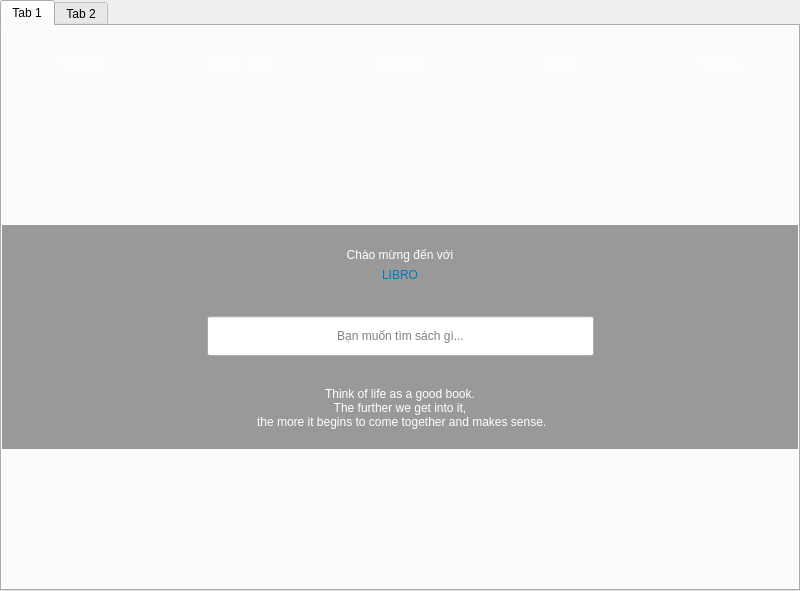
Qt form mainwindow.ui (duydvu/Library) before a commit.
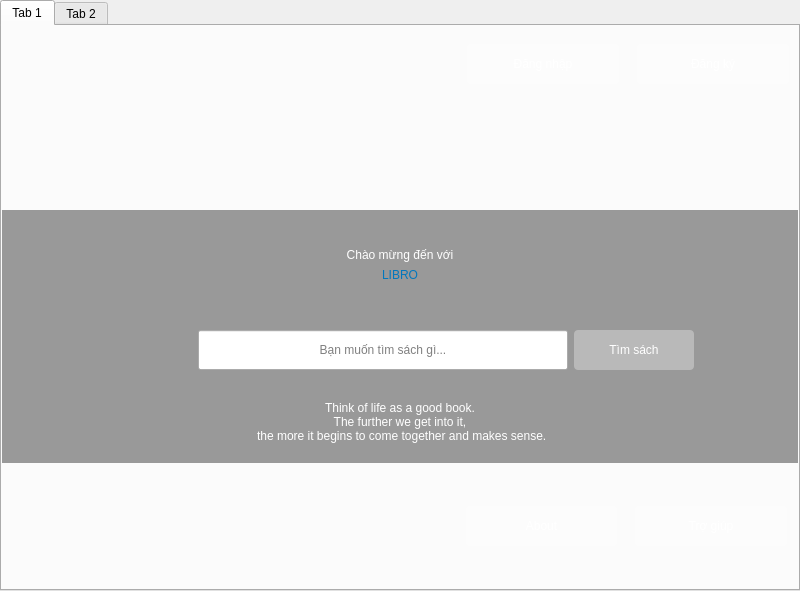
The same form after that commit. Icons and pictures are not drawn.

```diff
--- a/mainwindow.ui
+++ b/mainwindow.ui
@@ -82,7 +82,7 @@
        <attribute name="title">
         <string>Tab 1</string>
        </attribute>
-       <layout class="QVBoxLayout" name="verticalLayout_3" stretch="1,4,4,4">
+       <layout class="QVBoxLayout" name="verticalLayout_3" stretch="1,2,4,2">
         <property name="spacing">
          <number>0</number>
         </property>
@@ -99,7 +99,7 @@
          <number>0</number>
         </property>
         <item>
-         <layout class="QHBoxLayout" name="horizontalLayout_3">
+         <layout class="QHBoxLayout" name="horizontalLayout_3" stretch="3,1,1">
           <property name="spacing">
            <number>18</number>
           </property>
@@ -116,35 +116,17 @@
            <number>9</number>
           </property>
           <item>
-           <widget class="QPushButton" name="Search">
-            <property name="cursor">
-             <cursorShape>PointingHandCursor</cursorShape>
+           <spacer name="horizontalSpacer_4">
+            <property name="orientation">
+             <enum>Qt::Horizontal</enum>
             </property>
-            <property name="styleSheet">
-             <string notr="true">QPushButton 
-{
-	height: 40px;
-	width: 120px;
-	border-radius: 4px;
-	border: none;
-	font: 15pt &quot;Myriad Pro Cond&quot;;
-	background: rgba(255,255,255,80);
-	color: #fff;
-	outline: none;
-}
-QPushButton:hover 
-{
-	background: rgba(227,242,253,80);
-}
-#Search:pressed 
-{
-	padding-top: 2px;
-}</string>
+            <property name="sizeHint" stdset="0">
+             <size>
+              <width>40</width>
+              <height>20</height>
+             </size>
             </property>
-            <property name="text">
-             <string>Tìm sách</string>
-            </property>
-           </widget>
+           </spacer>
           </item>
           <item>
            <widget class="QPushButton" name="SignInButton">
@@ -208,68 +190,6 @@
             </property>
            </widget>
           </item>
-          <item>
-           <widget class="QPushButton" name="About">
-            <property name="cursor">
-             <cursorShape>PointingHandCursor</cursorShape>
-            </property>
-            <property name="styleSheet">
-             <string notr="true">QPushButton 
-{
-	height: 40px;
-	width: 120px;
-	border-radius: 4px;
-	border: none;
-	font: 15pt &quot;Myriad Pro Cond&quot;;
-	background: rgba(255,255,255,80);
-	color: #fff;
-	outline: none;
-}
-QPushButton:hover 
-{
-	background: rgba(227,242,253,80);
-}
-#Search:pressed 
-{
-	padding-top: 2px;
-}</string>
-            </property>
-            <property name="text">
-             <string>About</string>
-            </property>
-           </widget>
-          </item>
-          <item>
-           <widget class="QPushButton" name="Help">
-            <property name="cursor">
-             <cursorShape>PointingHandCursor</cursorShape>
-            </property>
-            <property name="styleSheet">
-             <string notr="true">QPushButton 
-{
-	height: 40px;
-	width: 120px;
-	border-radius: 4px;
-	border: none;
-	font: 15pt &quot;Myriad Pro Cond&quot;;
-	background: rgba(255,255,255,80);
-	color: #fff;
-	outline: none;
-}
-QPushButton:hover 
-{
-	background: rgba(227,242,253,80);
-}
-#Search:pressed 
-{
-	padding-top: 2px;
-}</string>
-            </property>
-            <property name="text">
-             <string>Trợ giúp</string>
-            </property>
-           </widget>
-          </item>
          </layout>
         </item>
         <item>
@@ -342,7 +262,7 @@
              <property name="styleSheet">
               <string notr="true">background: none;</string>
              </property>
-             <layout class="QHBoxLayout" name="horizontalLayout_4" stretch="1,2,1">
+             <layout class="QHBoxLayout" name="horizontalLayout_4" stretch="2,4,1,1">
               <item>
                <spacer name="horizontalSpacer">
                 <property name="orientation">
@@ -386,6 +306,37 @@
                 </property>
                </widget>
               </item>
+              <item>
+               <widget class="QPushButton" name="Search">
+                <property name="cursor">
+                 <cursorShape>PointingHandCursor</cursorShape>
+                </property>
+                <property name="styleSheet">
+                 <string notr="true">QPushButton 
+{
+	height: 40px;
+	width: 120px;
+	border-radius: 4px;
+	border: none;
+	font: 15pt &quot;Myriad Pro Cond&quot;;
+	background: rgba(255,255,255,80);
+	color: #fff;
+	outline: none;
+}
+QPushButton:hover 
+{
+	background: rgba(227,242,253,80);
+}
+#Search:pressed 
+{
+	padding-top: 2px;
+}</string>
+                </property>
+                <property name="text">
+                 <string>Tìm sách</string>
+                </property>
+               </widget>
+              </item>
               <item>
                <spacer name="horizontalSpacer_2">
                 <property name="orientation">
@@ -424,13 +375,93 @@
          </widget>
         </item>
         <item>
-         <widget class="QLabel" name="label_6">
+         <widget class="QWidget" name="widget_3" native="true">
           <property name="styleSheet">
            <string notr="true">background: none;</string>
           </property>
-          <property name="text">
-           <string/>
-          </property>
+          <layout class="QHBoxLayout" name="horizontalLayout_5" stretch="3,1,1">
+           <property name="spacing">
+            <number>18</number>
+           </property>
+           <property name="leftMargin">
+            <number>9</number>
+           </property>
+           <item>
+            <spacer name="horizontalSpacer_3">
+             <property name="orientation">
+              <enum>Qt::Horizontal</enum>
+             </property>
+             <property name="sizeHint" stdset="0">
+              <size>
+               <width>40</width>
+               <height>20</height>
+              </size>
+             </property>
+            </spacer>
+           </item>
+           <item>
+            <widget class="QPushButton" name="About">
+             <property name="cursor">
+              <cursorShape>PointingHandCursor</cursorShape>
+             </property>
+             <property name="styleSheet">
+              <string notr="true">QPushButton 
+{
+	height: 40px;
+	width: 120px;
+	border-radius: 4px;
+	border: none;
+	font: 15pt &quot;Myriad Pro Cond&quot;;
+	background: rgba(255,255,255,80);
+	color: #fff;
+	outline: none;
+}
+QPushButton:hover 
+{
+	background: rgba(227,242,253,80);
+}
+#Search:pressed 
+{
+	padding-top: 2px;
+}</string>
+             </property>
+             <property name="text">
+              <string>About</string>
+             </property>
+            </widget>
+           </item>
+           <item>
+            <widget class="QPushButton" name="Help">
+             <property name="cursor">
+              <cursorShape>PointingHandCursor</cursorShape>
+             </property>
+             <property name="styleSheet">
+              <string notr="true">QPushButton 
+{
+	height: 40px;
+	width: 120px;
+	border-radius: 4px;
+	border: none;
+	font: 15pt &quot;Myriad Pro Cond&quot;;
+	background: rgba(255,255,255,80);
+	color: #fff;
+	outline: none;
+}
+QPushButton:hover 
+{
+	background: rgba(227,242,253,80);
+}
+#Search:pressed 
+{
+	padding-top: 2px;
+}</string>
+             </property>
+             <property name="text">
+              <string>Trợ giúp</string>
+             </property>
+            </widget>
+           </item>
+          </layout>
          </widget>
         </item>
        </layout>
```
